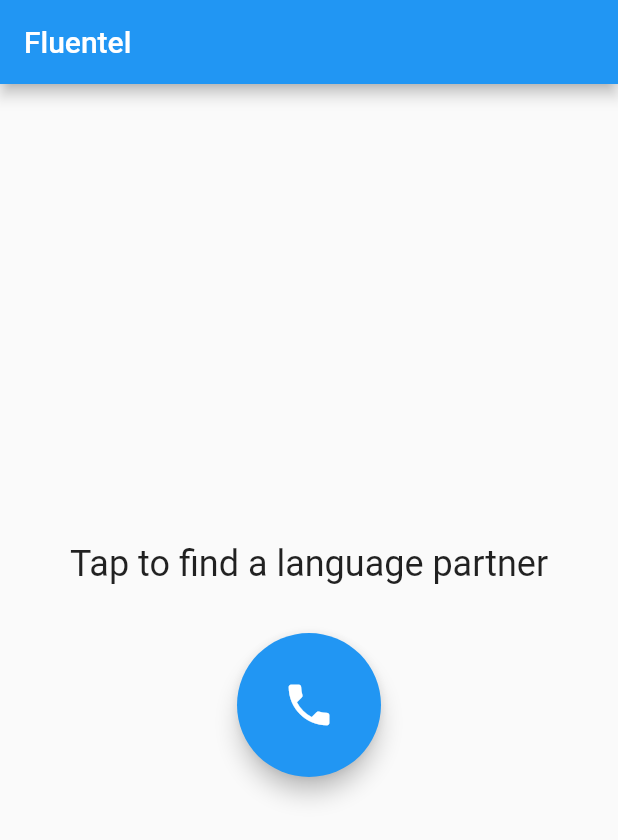
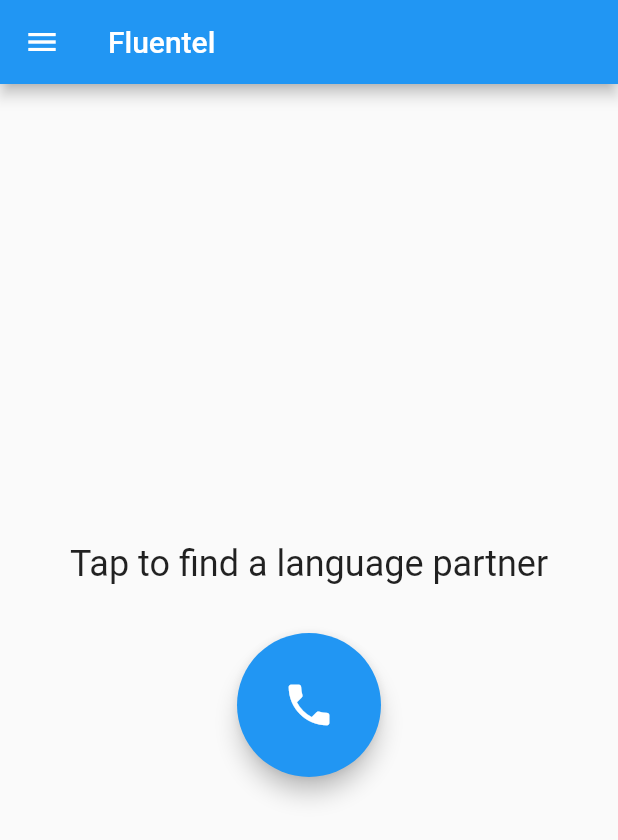
Before and after one commit to rnd-rbn/fluentel, a Flutter app: the screen it shows after launch, on a phone screen of 412 x 824 dp. Shown: the top 840 px of the screen. Run offline on Flutter 3.47's test engine with Material 2 defaults, Android fonts, the light colour scheme and no system bars; missing offline and left inert: flutter_sim_country_code.

Commit message:
GH-5 add menu for FAQ (#6)

```diff
--- a/lib/main.dart
+++ b/lib/main.dart
@@ -80,6 +80,108 @@
       appBar: AppBar(
         title: Text(widget.title),
       ),
+      drawer: Drawer(
+        child: ListView(
+          padding: EdgeInsets.zero,
+          children: [
+            DrawerHeader(
+              decoration: const BoxDecoration(
+                color: Colors.blue,
+              ),
+              child: Text(
+                'Frequently Asked Questions',
+                style: Theme.of(context).textTheme.headlineMedium,
+              ),
+            ),
+            Tooltip(
+              triggerMode: TooltipTriggerMode.tap,
+              showDuration: const Duration(seconds: 60),
+              message: '''
+Yes! Fluentel is a language partner phone hotline. Call the phone number any
+time you want to practice speaking Spanish and it will try to connect you with
+a native Spanish speaker from Mexico.
+              '''
+                  .replaceAll("\n", " "),
+              child: const ListTile(
+                title: Text('All this app does is dial a phone number?'),
+              ),
+            ),
+            Tooltip(
+              triggerMode: TooltipTriggerMode.tap,
+              showDuration: const Duration(seconds: 60),
+              message: '''
+First, verify your phone number. Then you have two options: 1.
+find a language partner, or 2. sign up to help others.
+              '''
+                  .replaceAll("\n", " "),
+              child: const ListTile(
+                title: Text('What happens when I call Fluentel?'),
+              ),
+            ),
+            Tooltip(
+              triggerMode: TooltipTriggerMode.tap,
+              showDuration: const Duration(seconds: 60),
+              message: '''
+You don't! Fluentel finds a language partner for you.
+              '''
+                  .replaceAll("\n", " "),
+              child: const ListTile(
+                title: Text('How do I search for a language partner?'),
+              ),
+            ),
+            Tooltip(
+              triggerMode: TooltipTriggerMode.tap,
+              showDuration: const Duration(seconds: 60),
+              message: '''
+You don't! Skip the courtship and get straight to the action. Fluentel gets you
+speaking faster than any language exchange app or service.
+              '''
+                  .replaceAll("\n", " "),
+              child: const ListTile(
+                title: Text('How do I message a language partner?'),
+              ),
+            ),
+            Tooltip(
+              triggerMode: TooltipTriggerMode.tap,
+              showDuration: const Duration(seconds: 60),
+              message: '''
+Your first 60 minutes are free, and then 12 cents per minute after that. You can
+purchase minutes directly over the phone in a secure PCI-compliant environment.
+              '''
+                  .replaceAll("\n", " "),
+              child: const ListTile(
+                title: Text('How much does it cost?'),
+              ),
+            ),
+            Tooltip(
+              triggerMode: TooltipTriggerMode.tap,
+              showDuration: const Duration(seconds: 60),
+              message: '''
+When you call the Fluentel hotline, choose the option to set your availability.
+You will provide your timezone and a daily 3-hour availability window.
+Then, when someone from Mexico calls Fluentel during your availability window,
+we will text you asking if you'd like to help them. Reply to that text message
+to be connected. If you're busy at that time, simply ignore the text message.
+              '''
+                  .replaceAll("\n", " "),
+              child: const ListTile(
+                title: Text('How can I help people from Mexico practice English?'),
+              ),
+            ),
+            Tooltip(
+              triggerMode: TooltipTriggerMode.tap,
+              showDuration: const Duration(seconds: 60),
+              message: '''
+www.fluen.tel
+              '''
+                  .replaceAll("\n", " "),
+              child: const ListTile(
+                title: Text('Where can I learn more?'),
+              ),
+            ),
+          ],
+        ),
+      ),
       body: Center(
         child: Column(
           mainAxisAlignment: MainAxisAlignment.center,
@@ -88,7 +190,9 @@
               'Tap to find a language partner',
               style: Theme.of(context).textTheme.headlineSmall,
             ),
-            const SizedBox(height: 32,),
+            const SizedBox(
+              height: 32,
+            ),
             FloatingActionButton.large(
               onPressed: _launchUrl,
               tooltip: 'Call',
```
